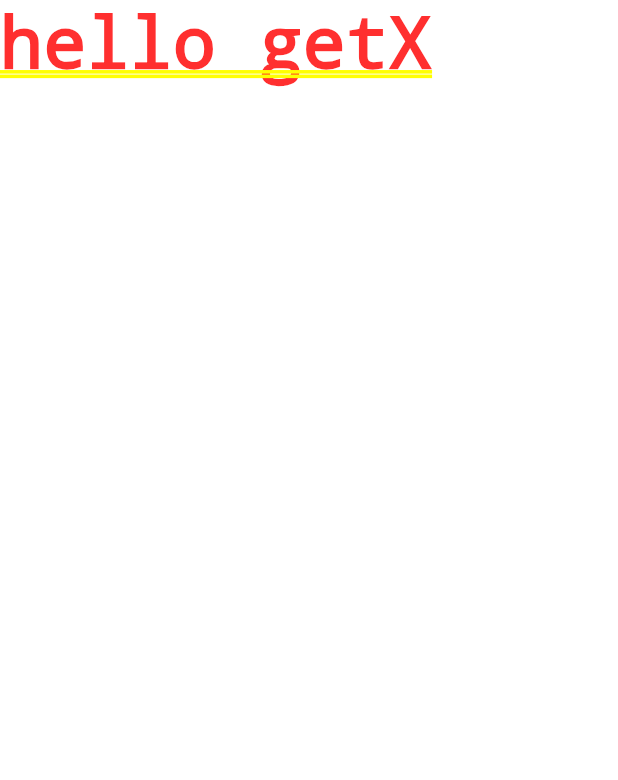
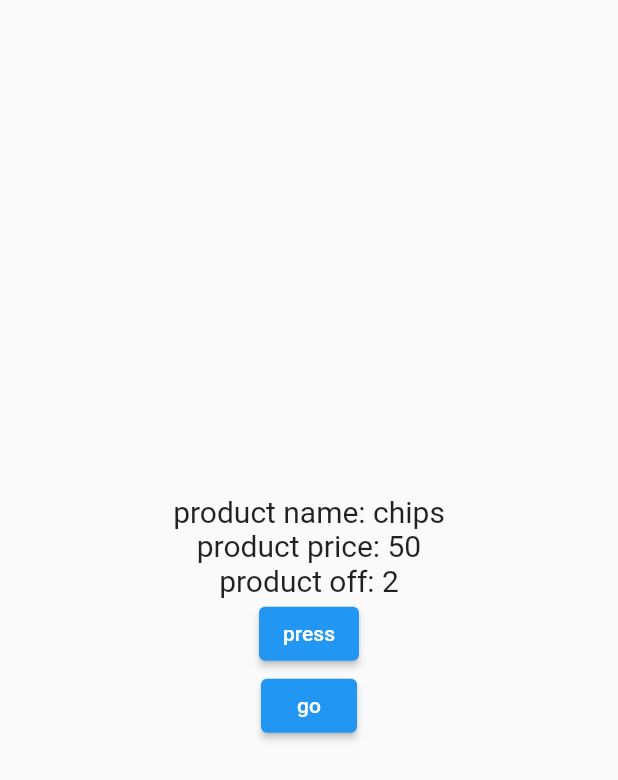
Before and after one commit to artinprogrammer/flutter_getx_sample, a Flutter app: the screen it shows after launch, on a phone screen of 412 x 824 dp. Shown: the top 780 px of the screen. Run offline on Flutter 3.47's test engine with Material 2 defaults, Android fonts, the phone set to English and light mode, and no system bars; our stand-ins replace get.

```diff
--- /dev/null
+++ b/lib/controller/product_controller.dart
@@ -0,0 +1,12 @@
+import 'package:get/get.dart';
+
+import '../model/product_model.dart';
+
+class ProductController extends GetxController{
+  // Rx model:
+  Rx<ProductModel> productModel;
+
+
+  ProductController({required this.productModel});
+
+}
--- a/lib/main.dart
+++ b/lib/main.dart
@@ -1,4 +1,5 @@
 import 'package:flutter/material.dart';
+import 'package:flutter_getx_sample/view/main_screen.dart';
 import 'package:get/get.dart';
 
 void main() {
@@ -25,7 +26,8 @@ class MyApp extends StatelessWidget {
         // is not restarted.
         primarySwatch: Colors.blue,
       ),
-      home: Text("hello getX"),
+      home: MainScreen(),
+      debugShowCheckedModeBanner: false,
     );
   }
 }
--- /dev/null
+++ b/lib/model/product_model.dart
@@ -0,0 +1,12 @@
+class ProductModel{
+  String name;
+  String price;
+  String off;
+
+
+  ProductModel({
+  required this.name,
+  required this.price,
+  required this.off
+  });
+}
--- /dev/null
+++ b/lib/view/main_screen.dart
@@ -0,0 +1,68 @@
+import 'package:flutter/material.dart';
+import 'package:flutter_getx_sample/controller/product_controller.dart';
+import 'package:flutter_getx_sample/model/product_model.dart';
+import 'package:flutter_getx_sample/view/second_screen.dart';
+import 'package:get/get.dart';
+
+class MainScreen extends StatelessWidget{
+
+  var counter = 0.obs;
+  // RxInt counter = 0.obs;
+  // var counter = RxInt(0);
+  // var counter = Rx<int>(0);
+
+  //Obx
+  //GetX
+  //GetBuilder
+
+
+  ProductController productController = Get.put(
+    ProductController(
+      productModel: ProductModel(name: "chips",price: "50",off: "2").obs
+    )
+  );
+
+
+  @override
+  Widget build(BuildContext context) {
+    return SafeArea(
+      child: Scaffold(
+        body: Center(
+          child: Column(
+            mainAxisAlignment: MainAxisAlignment.center,
+            children: [
+              Obx((){
+                return Column(
+                  children: [
+                    Text("product name: ${productController.productModel.value.name}",style: const TextStyle(fontSize: 20),),
+                    Text("product price: ${productController.productModel.value.price}",style: const TextStyle(fontSize: 20),),
+                    Text("product off: ${productController.productModel.value.off}",style: const TextStyle(fontSize: 20),),
+                  ],
+                );
+              }),
+              ElevatedButton(
+                onPressed: (){
+                  productController.productModel.update(
+                    (val) {
+                      val!.name = "pepsi";
+                      val.price = "90";
+                      val.off = "nothing";
+                    }
+                  );
+                },
+                child: const Text("press")
+              ),
+              ElevatedButton(
+                onPressed: (){
+                  Get.to(SecondScreen());
+                },
+                child: const Text("go")
+              ),
+            ],
+          ),
+        ),
+      )
+    );
+  }
+
+}
--- /dev/null
+++ b/lib/view/second_screen.dart
@@ -0,0 +1,57 @@
+import 'package:flutter/cupertino.dart';
+import 'package:flutter/material.dart';
+import 'package:flutter_getx_sample/controller/product_controller.dart';
+import 'package:flutter_getx_sample/model/product_model.dart';
+import 'package:get/get.dart';
+class SecondScreen extends StatelessWidget{
+
+
+  ProductController productController = Get.put(
+    ProductController(
+      productModel: ProductModel(name: "coca",price: "90",off: "0").obs
+    )
+  );
+  @override
+  Widget build(BuildContext context) {
+    return SafeArea(
+      child: Scaffold(
+        backgroundColor: Colors.blue,
+          body: Center(
+          child: Column(
+            mainAxisAlignment: MainAxisAlignment.center,
+            children: [
+              Obx((){
+                return Column(
+                  children: [
+                    Text("product name: ${productController.productModel.value.name}",style: const TextStyle(fontSize: 20),),
+                    Text("product price: ${productController.productModel.value.price}",style: const TextStyle(fontSize: 20),),
+                    Text("product off: ${productController.productModel.value.off}",style: const TextStyle(fontSize: 20),),
+                  ],
+                );
+              }),
+              ElevatedButton(
+                onPressed: (){
+                  productController.productModel.update(
+                    (val) {
+                      val!.name = "coca cola";
+                      val.price = "5";
+                      val.name = "10";
+                    }
+                  );
+                },
+                child: const Text("press")
+              ),
+              ElevatedButton(
+                onPressed: (){
+                  Get.back();
+                },
+                child: const Text("back")
+              ),
+            ],
+          ),
+        ),
+      )
+    );
+  }
+
+}
```
